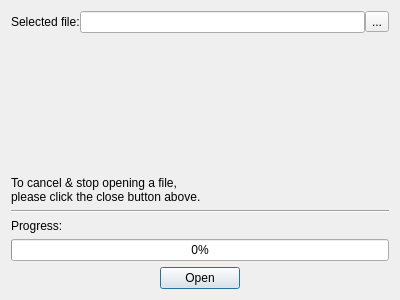
Old version of the form design/opendialog.ui in the repository kokimame/joytan.
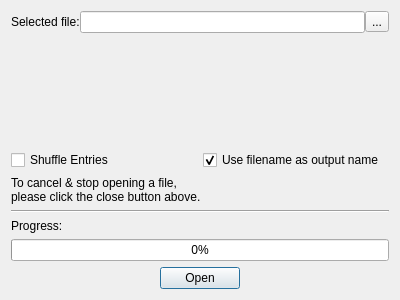
New version of the form.

Commit message: extend opendialog with two checkboxes: shuffle entries and change title. also fixed a counting error in progressbar of audio

Patch:
```diff
--- a/design/opendialog.ui
+++ b/design/opendialog.ui
@@ -58,6 +58,27 @@
      </property>
     </spacer>
    </item>
+   <item>
+    <layout class="QHBoxLayout" name="horizontalLayout">
+     <item>
+      <widget class="QCheckBox" name="shuffleCheck">
+       <property name="text">
+        <string>Shuffle Entries</string>
+       </property>
+      </widget>
+     </item>
+     <item>
+      <widget class="QCheckBox" name="nameCheck">
+       <property name="text">
+        <string>Use filename as output name</string>
+       </property>
+       <property name="checked">
+        <bool>true</bool>
+       </property>
+      </widget>
+     </item>
+    </layout>
+   </item>
    <item>
     <widget class="QLabel" name="label">
      <property name="text">
```
The commit also changes 3 other files.
